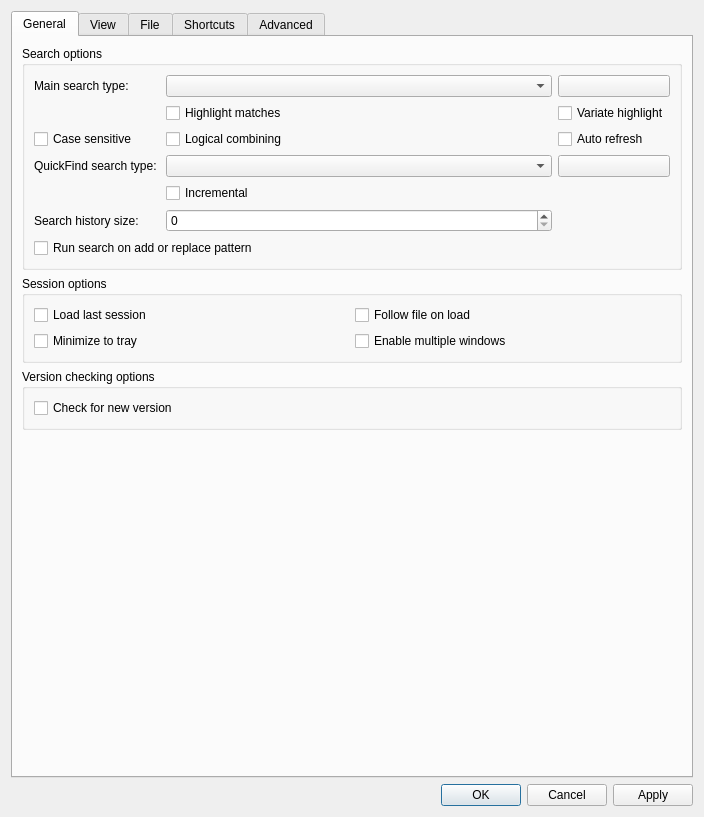
This is src/ui/include/optionsdialog.ui in jackfahdin/ZzLogg as Qt 5 draws it before an edit. The edited form follows.
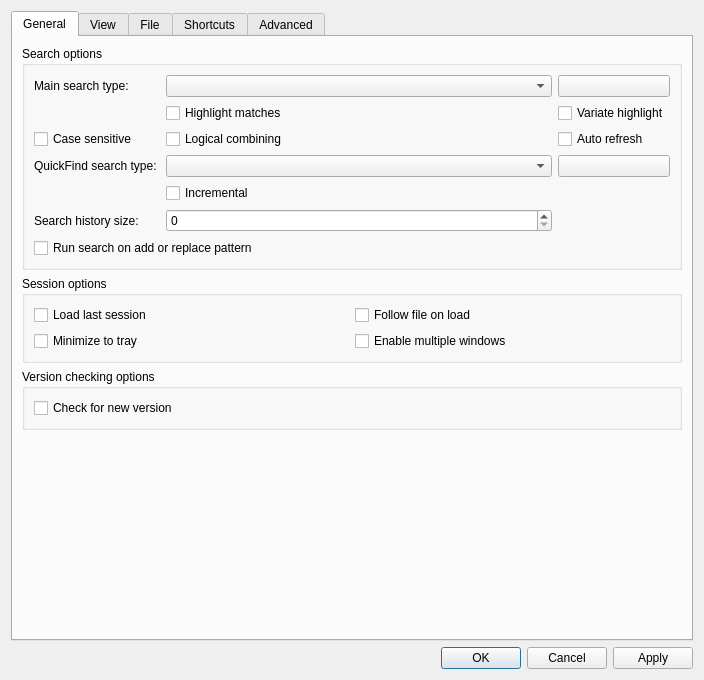
This is the edited form.

Commit message:
修复小屏幕高缩放下设置窗口按钮不可见的问题
为设置内容增加滚动区域，将底部操作按钮固定在窗口布局中，并按当前屏幕可用区域限制窗口尺寸和位置。

覆盖中英文、深浅色、缩小窗口和页签切换；150% Qt 缩放原生测试通过，Release 构建与完整 60 项 CTest 通过。

```diff
--- a/src/ui/include/optionsdialog.ui
+++ b/src/ui/include/optionsdialog.ui
@@ -7,11 +7,11 @@
     <x>0</x>
     <y>0</y>
     <width>704</width>
-    <height>817</height>
+    <height>680</height>
    </rect>
   </property>
   <property name="sizePolicy">
-   <sizepolicy hsizetype="Fixed" vsizetype="Fixed">
+   <sizepolicy hsizetype="Preferred" vsizetype="Preferred">
     <horstretch>0</horstretch>
     <verstretch>0</verstretch>
    </sizepolicy>
```
The commit also changes 4 other files.
